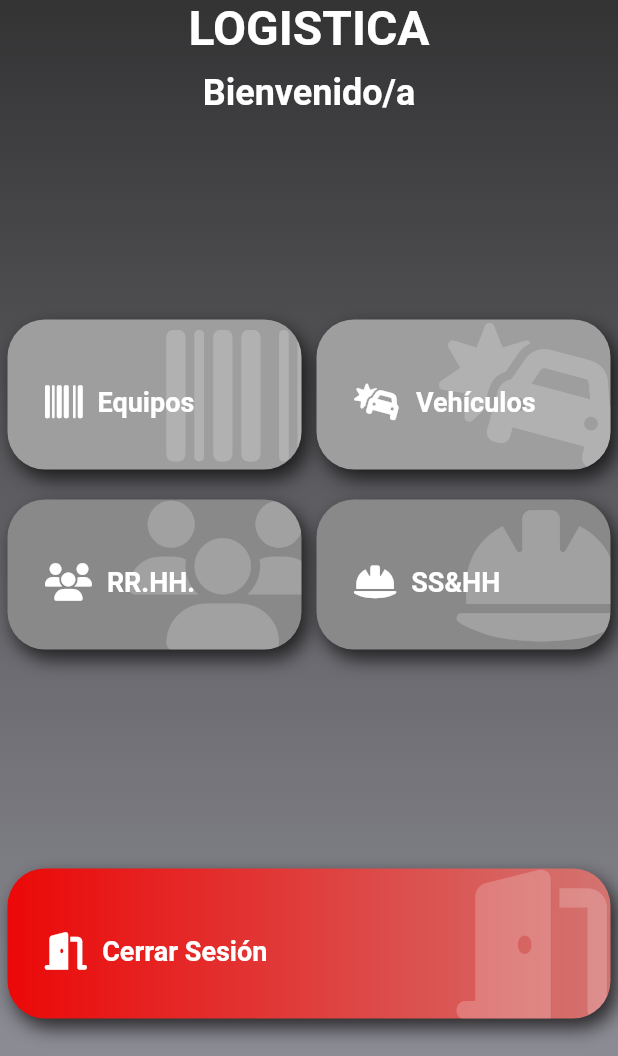
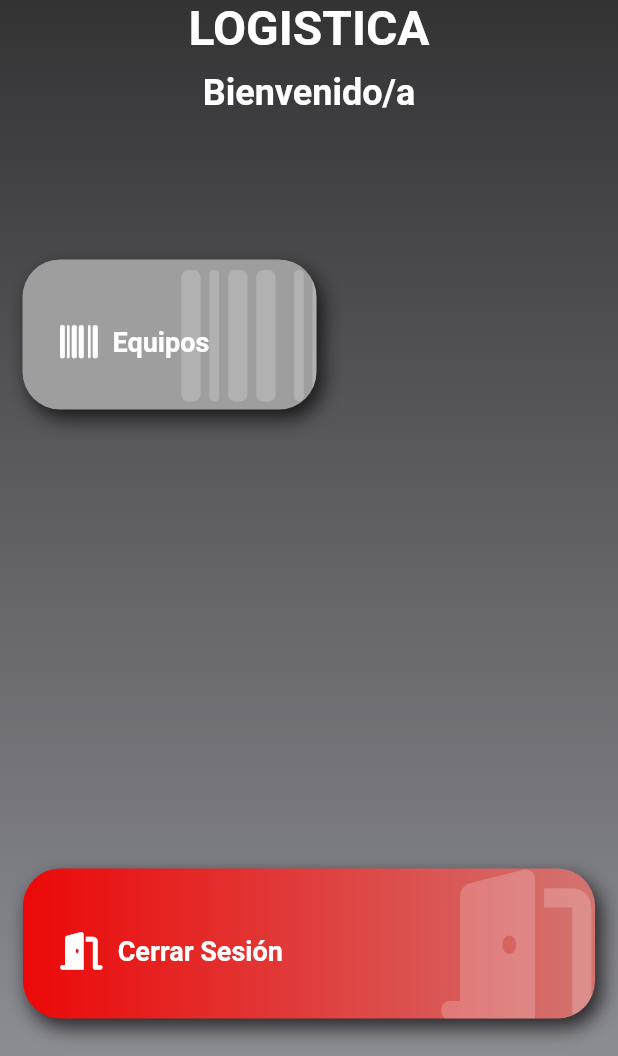
Before and after one commit to LuisPulenta/rowingmaterialapp, a Flutter app: the HomeScreen screen opened directly with empty values, on a phone screen of 412 x 824 dp, the part 180-1236 px from its top. Run offline on Flutter 3.47's test engine with Material 2 defaults, Android fonts, the phone set to English and light mode, and no system bars; drawn by our look-alikes of animated_text_kit; our stand-ins replace adaptive_dialog, camera, connectivity, extended_image, font_awesome_flutter, geocoding and 3 more; missing offline and left inert: device_information, flutter_barcode_scanner, syncfusion_flutter_signaturepad; accounts and stored records are empty.

Commit message:
Version 8

```diff
--- a/lib/screens/inicio/home_screen.dart
+++ b/lib/screens/inicio/home_screen.dart
@@ -91,36 +91,42 @@ class _HomeScreenState extends State<HomeScreen> {
             const SizedBox(
               height: 10,
             ),
-            SizedBox(
-              height: 80,
-              child: AnimatedTextKit(
-                animatedTexts: [
-                  for (final text in ['Bienvenido/a'])
-                    WavyAnimatedText(
-                      text,
-                      textStyle: nTextstyle,
-                      textAlign: TextAlign.center,
-                    )
-                ],
-                repeatForever: true,
-              ),
+            const SizedBox(
+              height: 40,
+              child: Text('Bienvenido/a',
+                  textAlign: TextAlign.center, style: nTextstyle),
+              // child: AnimatedTextKit(
+              //   animatedTexts: [
+              //     for (final text in ['Bienvenido/a'])
+              //       WavyAnimatedText(
+              //         text,
+              //         textStyle: nTextstyle,
+              //         textAlign: TextAlign.center,
+              //       )
+              //   ],
+              //   repeatForever: false,
+              // ),
             ),
             SizedBox(
               height: 80,
               width: double.infinity,
-              child: AnimatedTextKit(
-                animatedTexts: [
-                  for (final text in [widget.user.nombre!.replaceAll("  ", "")])
-                    WavyAnimatedText(
-                      text,
-                      textStyle: nTextstyle,
-                      textAlign: TextAlign.center,
-                    )
-                ],
-                repeatForever: true,
+              child: Text(widget.user.nombre!.replaceAll("  ", ""),
+                  textAlign: TextAlign.center, style: nTextstyle),
+              // child: AnimatedTextKit(
+              //   animatedTexts: [
+              //     for (final text in [widget.user.nombre!.replaceAll("  ", "")])
+              //       WavyAnimatedText(
+              //         text,
+              //         textStyle: nTextstyle,
+              //         textAlign: TextAlign.center,
+              //       )
+              //   ],
+              //   repeatForever: false,
+              // ),
             ),
-            ),
-            Row(
+            Padding(
+              padding: const EdgeInsets.symmetric(horizontal: 10),
+              child: Row(
                 children: [
                   InkWell(
                     onTap: widget.user.habilitaInstalacionesAPP == 1
@@ -142,7 +148,7 @@ class _HomeScreenState extends State<HomeScreen> {
                                           imei: widget.imei,
                                         ),
                                     transitionDuration:
-                                      Duration(milliseconds: 500),
+                                        const Duration(milliseconds: 500),
                                     transitionsBuilder: (context, animation,
                                         secondaryAnimation, child) {
                                       final curvedAnimation = CurvedAnimation(
@@ -151,8 +157,8 @@ class _HomeScreenState extends State<HomeScreen> {
 
                                       return FadeTransition(
                                           child: child,
-                                        opacity:
-                                            Tween<double>(begin: 0.0, end: 1.0)
+                                          opacity: Tween<double>(
+                                                  begin: 0.0, end: 1.0)
                                               .animate(curvedAnimation));
                                     }));
 
@@ -181,57 +187,59 @@ class _HomeScreenState extends State<HomeScreen> {
                       ),
                     ),
                   ),
-                InkWell(
-                  onTap: null,
-                  child: SizedBox(
-                    width: ancho * 0.5,
-                    child: const Boton(
-                      icon: FontAwesomeIcons.carBurst,
-                      texto: "Vehículos",
-                      color1: Colors.grey,
-                      color2: Colors.grey,
+                  // InkWell(
+                  //   onTap: null,
+                  //   child: SizedBox(
+                  //     width: ancho * 0.5,
+                  //     child: const Boton(
+                  //       icon: FontAwesomeIcons.carBurst,
+                  //       texto: "Vehículos",
+                  //       color1: Colors.grey,
+                  //       color2: Colors.grey,
+                  //     ),
+                  //   ),
+                  // ),
+                ],
               ),
             ),
-                ),
-              ],
-            ),
-            Row(
-              children: [
-                InkWell(
-                  onTap: null,
-                  child: SizedBox(
-                    width: ancho * 0.5,
-                    child: const Boton(
-                      icon: FontAwesomeIcons.users,
-                      texto: "RR.HH.",
-                      color1: Color.fromARGB(255, 137, 137, 137),
-                      color2: Color.fromARGB(255, 137, 137, 137),
-                    ),
-                  ),
-                ),
-                InkWell(
-                  onTap: null,
-                  child: SizedBox(
-                    width: ancho * 0.5,
-                    child: const Boton(
-                      icon: FontAwesomeIcons.helmetSafety,
-                      texto: "SS&HH",
-                      color1: Color.fromARGB(255, 137, 137, 137),
-                      color2: Color.fromARGB(255, 137, 137, 137),
-                    ),
-                  ),
-                ),
-              ],
-            ),
+            // Row(
+            //   children: [
+            //     InkWell(
+            //       onTap: null,
+            //       child: SizedBox(
+            //         width: ancho * 0.5,
+            //         child: const Boton(
+            //           icon: FontAwesomeIcons.users,
+            //           texto: "RR.HH.",
+            //           color1: Color.fromARGB(255, 137, 137, 137),
+            //           color2: Color.fromARGB(255, 137, 137, 137),
+            //         ),
+            //       ),
+            //     ),
+            //     InkWell(
+            //       onTap: null,
+            //       child: SizedBox(
+            //         width: ancho * 0.5,
+            //         child: const Boton(
+            //           icon: FontAwesomeIcons.helmetSafety,
+            //           texto: "SS&HH",
+            //           color1: Color.fromARGB(255, 137, 137, 137),
+            //           color2: Color.fromARGB(255, 137, 137, 137),
+            //         ),
+            //       ),
+            //     ),
+            //   ],
+            // ),
             const Spacer(),
             Row(
+              mainAxisAlignment: MainAxisAlignment.center,
               children: [
                 InkWell(
                   onTap: () {
                     _logOut();
                   },
                   child: SizedBox(
-                    width: ancho * 1,
+                    width: ancho * 0.95,
                     child: const Boton(
                       icon: FontAwesomeIcons.doorOpen,
                       texto: "Cerrar Sesión",
--- a/pubspec.yaml
+++ b/pubspec.yaml
@@ -16,7 +16,7 @@ publish_to: 'none' # Remove this line if you wish to publish to pub.dev
 # https://developer.apple.com/library/archive/documentation/General/Reference/InfoPlistKeyReference/Articles/CoreFoundationKeys.html
 # In Windows, build-name is used as the major, minor, and patch parts
 # of the product and file versions while build-number is used as the build suffix.
-version: 1.0.0+7
+version: 1.0.0+8
 
 environment:
   sdk: '>=2.19.6 <3.0.0'
```
Also changed, not shown: assets/1024.png (added), assets/ic_launcher.png, assets/ic_launcherAnterior.png (added), 20 other files. Lines whose indentation alone changed are shown as unchanged.
